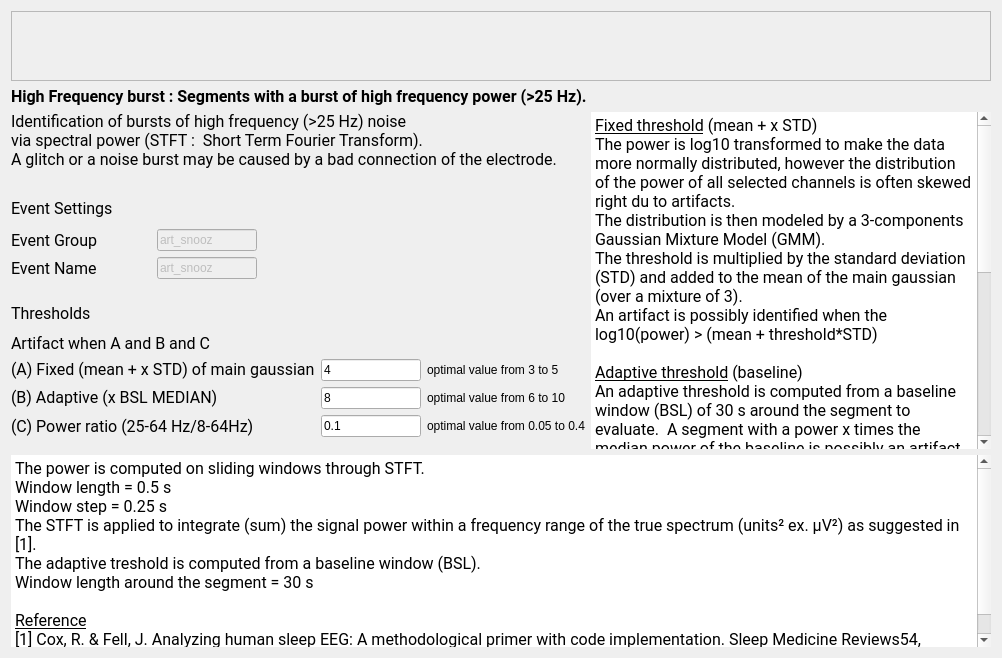
The window that tools/CEAMSTools/DetectArtifacts/HighFreqBurstStep/Ui_HighFreqBurstStep.ui (SnoozToolbox/snooz-package-ceams) describes before a commit, drawn with Qt 5.
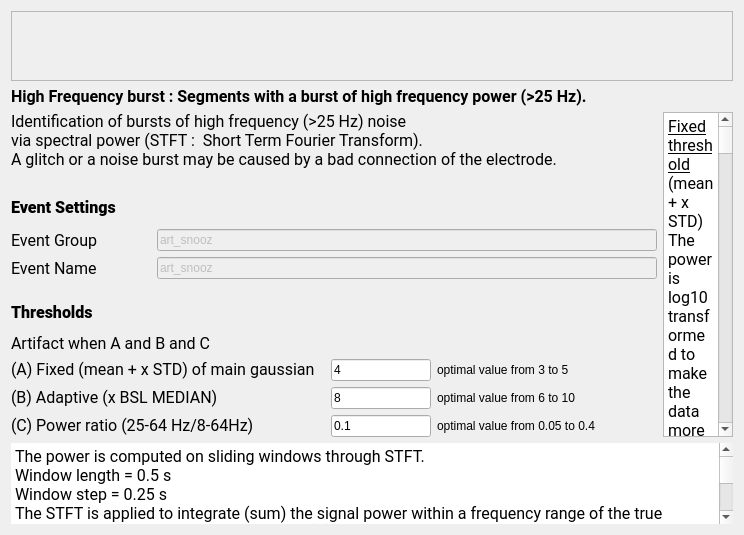
The same window after the commit. Icons and pictures are not drawn.

Commit message: Artifact detection offers two sets of default threshold values and excludes previously marked bad channels or bad epochs.

The edit to the form file:
```diff
--- a/tools/CEAMSTools/DetectArtifacts/HighFreqBurstStep/Ui_HighFreqBurstStep.ui
+++ b/tools/CEAMSTools/DetectArtifacts/HighFreqBurstStep/Ui_HighFreqBurstStep.ui
@@ -6,8 +6,8 @@
    <rect>
     <x>0</x>
     <y>0</y>
-    <width>1002</width>
-    <height>658</height>
+    <width>734</width>
+    <height>535</height>
    </rect>
   </property>
   <property name="windowTitle">
@@ -67,7 +67,6 @@
       <font>
        <family>Roboto</family>
        <pointsize>12</pointsize>
-       <weight>50</weight>
        <italic>false</italic>
        <bold>false</bold>
       </font>
@@ -87,7 +86,6 @@
           <font>
            <family>Roboto</family>
            <pointsize>12</pointsize>
-           <weight>50</weight>
            <italic>false</italic>
            <bold>false</bold>
           </font>
@@ -133,13 +131,12 @@
           <font>
            <family>Roboto</family>
            <pointsize>12</pointsize>
-           <weight>50</weight>
            <italic>false</italic>
            <bold>false</bold>
           </font>
          </property>
          <property name="text">
-          <string>Event Settings</string>
+          <string>&lt;html&gt;&lt;head/&gt;&lt;body&gt;&lt;p&gt;&lt;span style=&quot; font-weight:700;&quot;&gt;Event Settings&lt;/span&gt;&lt;/p&gt;&lt;/body&gt;&lt;/html&gt;</string>
          </property>
         </widget>
        </item>
@@ -180,9 +177,21 @@
              <property name="enabled">
               <bool>false</bool>
              </property>
+             <property name="sizePolicy">
+              <sizepolicy hsizetype="Fixed" vsizetype="Fixed">
+               <horstretch>0</horstretch>
+               <verstretch>0</verstretch>
+              </sizepolicy>
+             </property>
+             <property name="minimumSize">
+              <size>
+               <width>500</width>
+               <height>0</height>
+              </size>
+             </property>
              <property name="maximumSize">
               <size>
-               <width>100</width>
+               <width>500</width>
                <height>16777215</height>
               </size>
              </property>
@@ -221,9 +230,21 @@
              <property name="enabled">
               <bool>false</bool>
              </property>
+             <property name="sizePolicy">
+              <sizepolicy hsizetype="Fixed" vsizetype="Fixed">
+               <horstretch>0</horstretch>
+               <verstretch>0</verstretch>
+              </sizepolicy>
+             </property>
+             <property name="minimumSize">
+              <size>
+               <width>500</width>
+               <height>0</height>
+              </size>
+             </property>
              <property name="maximumSize">
               <size>
-               <width>100</width>
+               <width>500</width>
                <height>16777215</height>
               </size>
              </property>
@@ -237,19 +258,6 @@
            </item>
           </layout>
          </item>
-         <item>
-          <spacer name="horizontalSpacer">
-           <property name="orientation">
-            <enum>Qt::Horizontal</enum>
-           </property>
-           <property name="sizeHint" stdset="0">
-            <size>
-             <width>40</width>
-             <height>20</height>
-            </size>
-           </property>
-          </spacer>
-         </item>
         </layout>
        </item>
        <item>
@@ -286,13 +294,12 @@
           <font>
            <family>Roboto</family>
            <pointsize>12</pointsize>
-           <weight>50</weight>
            <italic>false</italic>
            <bold>false</bold>
           </font>
          </property>
          <property name="text">
-          <string>Thresholds</string>
+          <string>&lt;html&gt;&lt;head/&gt;&lt;body&gt;&lt;p&gt;&lt;span style=&quot; font-weight:700;&quot;&gt;Thresholds&lt;/span&gt;&lt;/p&gt;&lt;/body&gt;&lt;/html&gt;</string>
          </property>
         </widget>
        </item>
@@ -302,7 +309,6 @@
           <font>
            <family>Roboto</family>
            <pointsize>12</pointsize>
-           <weight>50</weight>
            <italic>false</italic>
            <bold>false</bold>
           </font>
@@ -314,19 +320,33 @@
        </item>
        <item>
         <layout class="QGridLayout" name="gridLayout">
+         <property name="sizeConstraint">
+          <enum>QLayout::SizeConstraint::SetFixedSize</enum>
+         </property>
          <item row="0" column="0">
           <widget class="QLabel" name="label_5">
+           <property name="sizePolicy">
+            <sizepolicy hsizetype="Fixed" vsizetype="Fixed">
+             <horstretch>0</horstretch>
+             <verstretch>0</verstretch>
+            </sizepolicy>
+           </property>
            <property name="minimumSize">
             <size>
              <width>140</width>
              <height>0</height>
             </size>
            </property>
+           <property name="maximumSize">
+            <size>
+             <width>315</width>
+             <height>16777215</height>
+            </size>
+           </property>
            <property name="font">
             <font>
              <family>Roboto</family>
              <pointsize>12</pointsize>
-             <weight>50</weight>
              <italic>false</italic>
              <bold>false</bold>
             </font>
@@ -344,6 +364,12 @@
          </item>
          <item row="0" column="1">
           <widget class="QLineEdit" name="tresh_fixe_lineEdit">
+           <property name="sizePolicy">
+            <sizepolicy hsizetype="Fixed" vsizetype="Fixed">
+             <horstretch>0</horstretch>
+             <verstretch>0</verstretch>
+            </sizepolicy>
+           </property>
            <property name="minimumSize">
             <size>
              <width>0</width>
@@ -366,6 +392,18 @@
          </item>
          <item row="0" column="2">
           <widget class="QLabel" name="label_12">
+           <property name="sizePolicy">
+            <sizepolicy hsizetype="Fixed" vsizetype="Fixed">
+             <horstretch>0</horstretch>
+             <verstretch>0</verstretch>
+            </sizepolicy>
+           </property>
+           <property name="maximumSize">
+            <size>
+             <width>220</width>
+             <height>16777215</height>
+            </size>
+           </property>
            <property name="text">
             <string>optimal value from 3 to 5</string>
            </property>
@@ -373,6 +411,12 @@
          </item>
          <item row="1" column="0">
           <widget class="QLabel" name="label_2">
+           <property name="sizePolicy">
+            <sizepolicy hsizetype="Fixed" vsizetype="Fixed">
+             <horstretch>0</horstretch>
+             <verstretch>0</verstretch>
+            </sizepolicy>
+           </property>
            <property name="minimumSize">
             <size>
              <width>210</width>
@@ -381,7 +425,7 @@
            </property>
            <property name="maximumSize">
             <size>
-             <width>210</width>
+             <width>315</width>
              <height>16777215</height>
             </size>
            </property>
@@ -389,7 +433,6 @@
             <font>
              <family>Roboto</family>
              <pointsize>12</pointsize>
-             <weight>50</weight>
              <italic>false</italic>
              <bold>false</bold>
             </font>
@@ -404,6 +447,12 @@
          </item>
          <item row="1" column="1">
           <widget class="QLineEdit" name="thresh_adp_lineEdit">
+           <property name="sizePolicy">
+            <sizepolicy hsizetype="Fixed" vsizetype="Fixed">
+             <horstretch>0</horstretch>
+             <verstretch>0</verstretch>
+            </sizepolicy>
+           </property>
            <property name="maximumSize">
             <size>
              <width>100</width>
@@ -417,6 +466,18 @@
          </item>
          <item row="1" column="2">
           <widget class="QLabel" name="label_13">
+           <property name="sizePolicy">
+            <sizepolicy hsizetype="Fixed" vsizetype="Fixed">
+             <horstretch>0</horstretch>
+             <verstretch>0</verstretch>
+            </sizepolicy>
+           </property>
+           <property name="maximumSize">
+            <size>
+             <width>220</width>
+             <height>16777215</height>
+            </size>
+           </property>
            <property name="text">
             <string>optimal value from 6 to 10</string>
            </property>
@@ -424,11 +485,22 @@
          </item>
          <item row="2" column="0">
           <widget class="QLabel" name="label_11">
+           <property name="sizePolicy">
+            <sizepolicy hsizetype="Fixed" vsizetype="Fixed">
+             <horstretch>0</horstretch>
+             <verstretch>0</verstretch>
+            </sizepolicy>
+           </property>
+           <property name="maximumSize">
+            <size>
+             <width>315</width>
+             <height>16777215</height>
+            </size>
+           </property>
            <property name="font">
             <font>
              <family>Roboto</family>
              <pointsize>12</pointsize>
-             <weight>50</weight>
              <italic>false</italic>
              <bold>false</bold>
             </font>
@@ -440,6 +512,12 @@
          </item>
          <item row="2" column="1">
           <widget class="QLineEdit" name="thresh_ratio_lineEdit">
+           <property name="sizePolicy">
+            <sizepolicy hsizetype="Fixed" vsizetype="Fixed">
+             <horstretch>0</horstretch>
+             <verstretch>0</verstretch>
+            </sizepolicy>
+           </property>
            <property name="maximumSize">
             <size>
              <width>100</width>
@@ -453,6 +531,18 @@
          </item>
          <item row="2" column="2">
           <widget class="QLabel" name="label_14">
+           <property name="sizePolicy">
+            <sizepolicy hsizetype="Fixed" vsizetype="Fixed">
+             <horstretch>0</horstretch>
+             <verstretch>0</verstretch>
+            </sizepolicy>
+           </property>
+           <property name="maximumSize">
+            <size>
+             <width>220</width>
+             <height>16777215</height>
+            </size>
+           </property>
            <property name="text">
             <string>optimal value from 0.05 to 0.4</string>
            </property>
@@ -484,7 +574,6 @@
         <font>
          <family>Roboto</family>
          <pointsize>12</pointsize>
-         <weight>50</weight>
          <italic>false</italic>
          <bold>false</bold>
         </font>
@@ -493,21 +582,24 @@
         <bool>true</bool>
        </property>
        <property name="frameShape">
-        <enum>QFrame::HLine</enum>
+        <enum>QFrame::Shape::StyledPanel</enum>
        </property>
        <property name="frameShadow">
-        <enum>QFrame::Plain</enum>
+        <enum>QFrame::Shadow::Sunken</enum>
        </property>
        <property name="lineWidth">
-        <number>0</number>
+        <number>2</number>
        </property>
        <property name="readOnly">
         <bool>true</bool>
        </property>
        <property name="html">
         <string>&lt;!DOCTYPE HTML PUBLIC &quot;-//W3C//DTD HTML 4.0//EN&quot; &quot;http://www.w3.org/TR/REC-html40/strict.dtd&quot;&gt;
-&lt;html&gt;&lt;head&gt;&lt;meta name=&quot;qrichtext&quot; content=&quot;1&quot; /&gt;&lt;style type=&quot;text/css&quot;&gt;
+&lt;html&gt;&lt;head&gt;&lt;meta name=&quot;qrichtext&quot; content=&quot;1&quot; /&gt;&lt;meta charset=&quot;utf-8&quot; /&gt;&lt;style type=&quot;text/css&quot;&gt;
 p, li { white-space: pre-wrap; }
+hr { height: 1px; border-width: 0; }
+li.unchecked::marker { content: &quot;\2610&quot;; }
+li.checked::marker { content: &quot;\2612&quot;; }
 &lt;/style&gt;&lt;/head&gt;&lt;body style=&quot; font-family:'Roboto'; font-size:12pt; font-weight:400; font-style:normal;&quot;&gt;
 &lt;p style=&quot; margin-top:0px; margin-bottom:0px; margin-left:0px; margin-right:0px; -qt-block-indent:0; text-indent:0px;&quot;&gt;&lt;span style=&quot; text-decoration: underline;&quot;&gt;Fixed threshold&lt;/span&gt;&lt;span style=&quot; color:#000000;&quot;&gt; (mean + x STD)&lt;/span&gt;&lt;/p&gt;
 &lt;p style=&quot; margin-top:0px; margin-bottom:0px; margin-left:0px; margin-right:0px; -qt-block-indent:0; text-indent:0px;&quot;&gt;The power is log10 transformed to make the data more normally distributed, however the distribution of the power of all selected channels is often skewed right du to artifacts.&lt;/p&gt;
@@ -537,14 +629,13 @@
        <property name="maximumSize">
         <size>
          <width>16777215</width>
-         <height>16777215</height>
+         <height>200</height>
         </size>
        </property>
        <property name="font">
         <font>
          <family>Roboto</family>
          <pointsize>12</pointsize>
-         <weight>50</weight>
          <italic>false</italic>
          <bold>false</bold>
         </font>
@@ -553,10 +644,10 @@
         <bool>true</bool>
        </property>
        <property name="frameShape">
-        <enum>QFrame::HLine</enum>
+        <enum>QFrame::Shape::NoFrame</enum>
        </property>
        <property name="frameShadow">
-        <enum>QFrame::Plain</enum>
+        <enum>QFrame::Shadow::Sunken</enum>
        </property>
        <property name="lineWidth">
         <number>0</number>
@@ -566,8 +657,11 @@
        </property>
        <property name="html">
         <string>&lt;!DOCTYPE HTML PUBLIC &quot;-//W3C//DTD HTML 4.0//EN&quot; &quot;http://www.w3.org/TR/REC-html40/strict.dtd&quot;&gt;
-&lt;html&gt;&lt;head&gt;&lt;meta name=&quot;qrichtext&quot; content=&quot;1&quot; /&gt;&lt;style type=&quot;text/css&quot;&gt;
+&lt;html&gt;&lt;head&gt;&lt;meta name=&quot;qrichtext&quot; content=&quot;1&quot; /&gt;&lt;meta charset=&quot;utf-8&quot; /&gt;&lt;style type=&quot;text/css&quot;&gt;
 p, li { white-space: pre-wrap; }
+hr { height: 1px; border-width: 0; }
+li.unchecked::marker { content: &quot;\2610&quot;; }
+li.checked::marker { content: &quot;\2612&quot;; }
 &lt;/style&gt;&lt;/head&gt;&lt;body style=&quot; font-family:'Roboto'; font-size:12pt; font-weight:400; font-style:normal;&quot;&gt;
 &lt;p style=&quot; margin-top:0px; margin-bottom:0px; margin-left:0px; margin-right:0px; -qt-block-indent:0; text-indent:0px;&quot;&gt;The power is computed on sliding windows through STFT.&lt;/p&gt;
 &lt;p style=&quot; margin-top:0px; margin-bottom:0px; margin-left:0px; margin-right:0px; -qt-block-indent:0; text-indent:0px;&quot;&gt;Window length = 0.5 s&lt;/p&gt;
```
Left out of the diff: 20 changed lines with no effect on the pictures. The commit also changes 33 other files.
